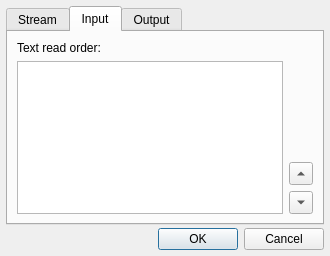
Qt form Test-MAME-YM2608/setupdialog.ui (rerrahkr/YM2608-Tone-Editor) before a commit.
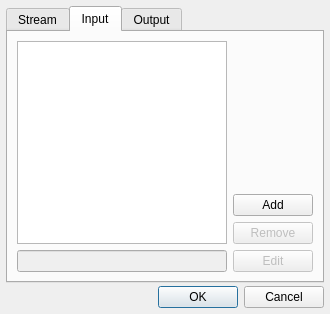
The same form after that commit. The open tabs and pages were chosen to show the change.

```diff
--- a/Test-MAME-YM2608/setupdialog.ui
+++ b/Test-MAME-YM2608/setupdialog.ui
@@ -7,7 +7,7 @@
     <x>0</x>
     <y>0</y>
     <width>330</width>
-    <height>256</height>
+    <height>314</height>
    </rect>
   </property>
   <property name="sizePolicy">
@@ -126,34 +126,44 @@
        <string>Input</string>
       </attribute>
       <layout class="QGridLayout" name="gridLayout_3">
-       <item row="0" column="0">
-        <widget class="QLabel" name="label_3">
-         <property name="text">
-          <string>Text read order:</string>
-         </property>
-        </widget>
-       </item>
-       <item row="3" column="1">
-        <widget class="QToolButton" name="upToolButton">
-         <property name="text">
-          <string>...</string>
-         </property>
-         <property name="arrowType">
-          <enum>Qt::UpArrow</enum>
-         </property>
-        </widget>
-       </item>
-       <item row="4" column="1">
-        <widget class="QToolButton" name="downToolButton">
-         <property name="text">
-          <string>...</string>
-         </property>
-         <property name="arrowType">
-          <enum>Qt::DownArrow</enum>
-         </property>
-        </widget>
+       <item row="0" column="0" rowspan="3">
+        <widget class="QListWidget" name="envelopeSetListWidget"/>
        </item>
        <item row="1" column="1">
+        <widget class="QPushButton" name="addEnvelopeSetPushButton">
+         <property name="text">
+          <string>Add</string>
+         </property>
+        </widget>
+       </item>
+       <item row="2" column="1">
+        <widget class="QPushButton" name="removeEnvelopeSetpushButton">
+         <property name="enabled">
+          <bool>false</bool>
+         </property>
+         <property name="text">
+          <string>Remove</string>
+         </property>
+        </widget>
+       </item>
+       <item row="3" column="0">
+        <widget class="QLineEdit" name="envelopeSetNameLineEdit">
+         <property name="enabled">
+          <bool>false</bool>
+         </property>
+        </widget>
+       </item>
+       <item row="3" column="1">
+        <widget class="QPushButton" name="editEnvelopeSetPushButton">
+         <property name="enabled">
+          <bool>false</bool>
+         </property>
+         <property name="text">
+          <string>Edit</string>
+         </property>
+        </widget>
+       </item>
+       <item row="0" column="1">
         <spacer name="verticalSpacer">
          <property name="orientation">
           <enum>Qt::Vertical</enum>
@@ -166,9 +176,6 @@
          </property>
         </spacer>
        </item>
-       <item row="1" column="0" rowspan="4">
-        <widget class="QListWidget" name="readOrderListWidget"/>
-       </item>
       </layout>
      </widget>
      <widget class="QWidget" name="tab_3">
```
